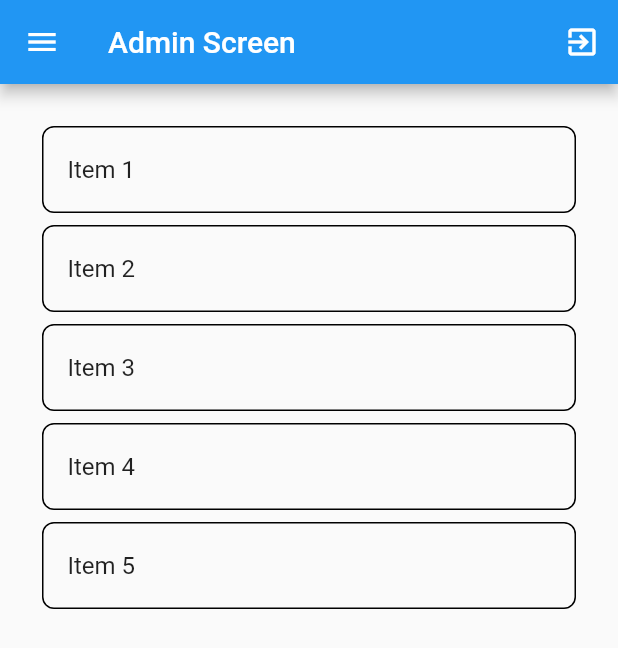
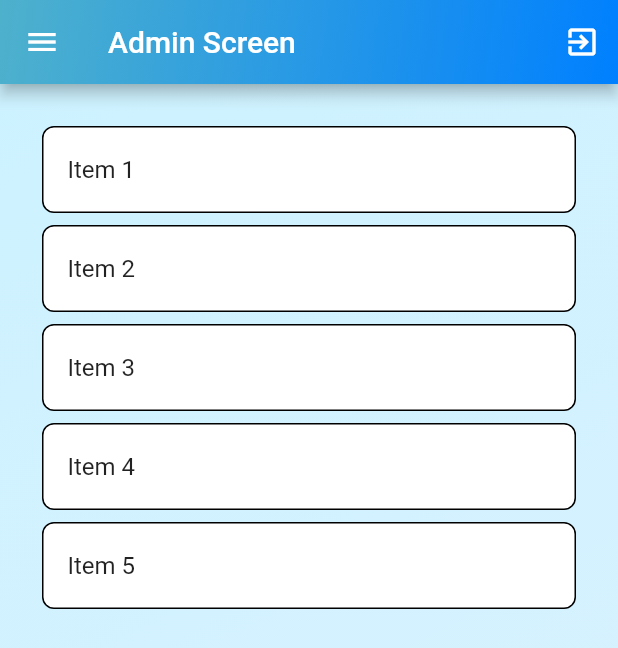
Before and after one commit to youssefmetwalli/TA-Report-App, a Flutter app: the AdminScreen screen opened by its route, on a phone screen of 412 x 824 dp. Shown: the top 648 px of the screen. Run offline on Flutter 3.47's test engine with Material 2 defaults, Android fonts, the phone set to English and light mode, and no system bars.

Commit message:
added functionalities

```diff
--- a/lib/main.dart
+++ b/lib/main.dart
@@ -2,7 +2,7 @@ import 'package:flutter/material.dart';
 import 'package:ta_report_app/screens/admin.dart';
 import 'package:ta_report_app/screens/faculty.dart';
 import 'package:ta_report_app/screens/login.dart';
-import 'package:ta_report_app/screens/student.dart';
+import 'package:ta_report_app/screens/student/report_list.dart';
 
 void main() async {
   WidgetsFlutterBinding.ensureInitialized();
@@ -23,6 +23,7 @@ class MyApp extends StatelessWidget {
         '/admin_screen': (context) => AdminScreen(),
         // Add other routes as needed
       },
+      debugShowCheckedModeBanner: false,
     );
   }
 }
--- a/lib/screens/admin.dart
+++ b/lib/screens/admin.dart
@@ -36,8 +36,31 @@ class _AdminScreenState extends State<AdminScreen> {
             },
           ),
         ],
+        flexibleSpace: Container(
+          decoration: BoxDecoration(
+            gradient: LinearGradient(
+              begin: Alignment.topLeft,
+              end: Alignment.bottomRight,
+              colors: [
+                Color.fromARGB(255, 78, 177, 204),
+                Color.fromARGB(255, 0, 128, 255),
+              ],
             ),
-      body: Padding(
+          ),
+        ),
+      ),
+      body: Container(
+        decoration: BoxDecoration(
+          gradient: LinearGradient(
+            begin: Alignment.topLeft,
+            end: Alignment.bottomRight,
+            colors: [
+              Color.fromARGB(255, 205, 242, 255),
+              Color.fromARGB(255, 219, 241, 255),
+            ],
+          ),
+        ),
+        child: Padding(
           padding: const EdgeInsets.all(28.0), // Add padding on all sides
           child: ListView.separated(
             itemCount: itemList.length,
@@ -47,6 +70,7 @@ class _AdminScreenState extends State<AdminScreen> {
             itemBuilder: (context, index) {
               return Container(
                 decoration: BoxDecoration(
+                  color: Colors.white,
                   border: Border.all(
                     color: Colors.black, // Border color
                     width: 1.0, // Border width
@@ -67,13 +91,21 @@ class _AdminScreenState extends State<AdminScreen> {
             },
           ),
         ),
+      ),
       drawer: Drawer(
         child: ListView(
           padding: EdgeInsets.zero,
           children: [
             DrawerHeader(
               decoration: BoxDecoration(
-                color: Colors.blue,
+                gradient: LinearGradient(
+                  begin: Alignment.topLeft,
+                  end: Alignment.bottomRight,
+                  colors: [
+                    Color.fromARGB(255, 0, 0, 255),
+                    Color.fromARGB(255, 0, 128, 255),
+                  ],
+                ),
               ),
               child: Text(
                 'Notifications',
```
Also changed, not shown: lib/screens/student/course_input.dart (+182 -0 lines), lib/screens/student/report_list.dart (+60 -11 lines). Lines whose indentation alone changed are shown as unchanged.
